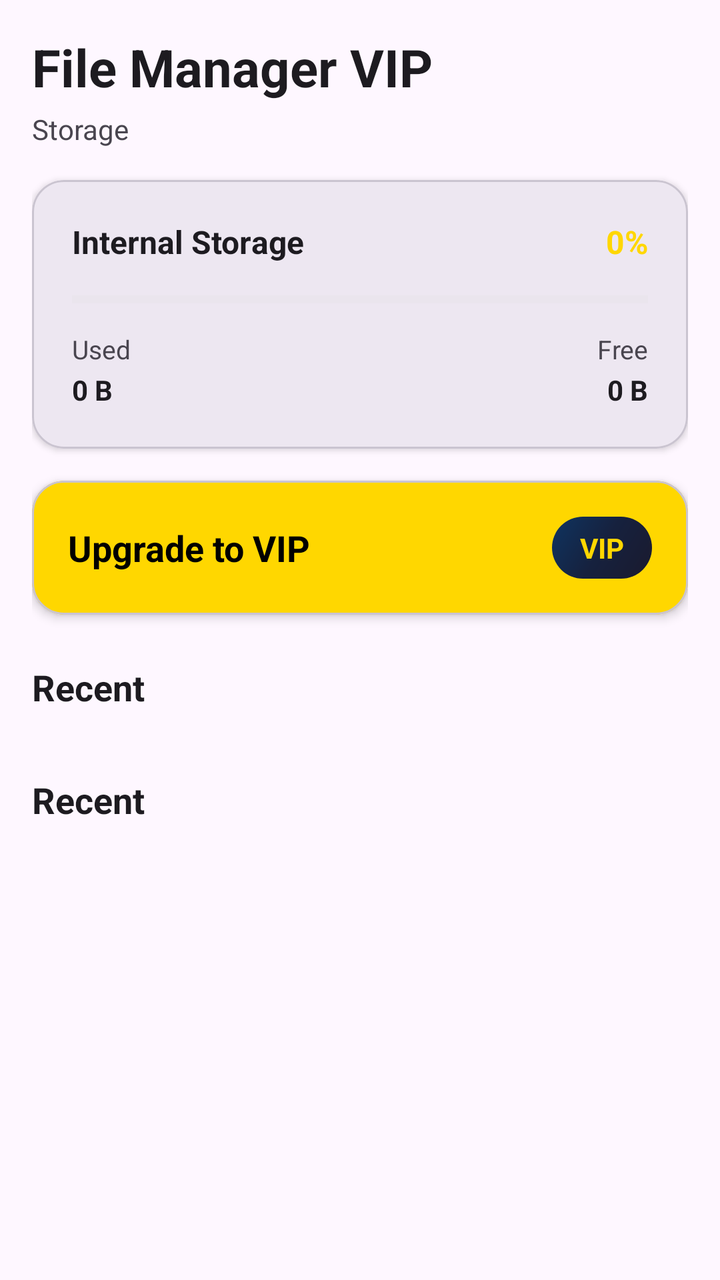
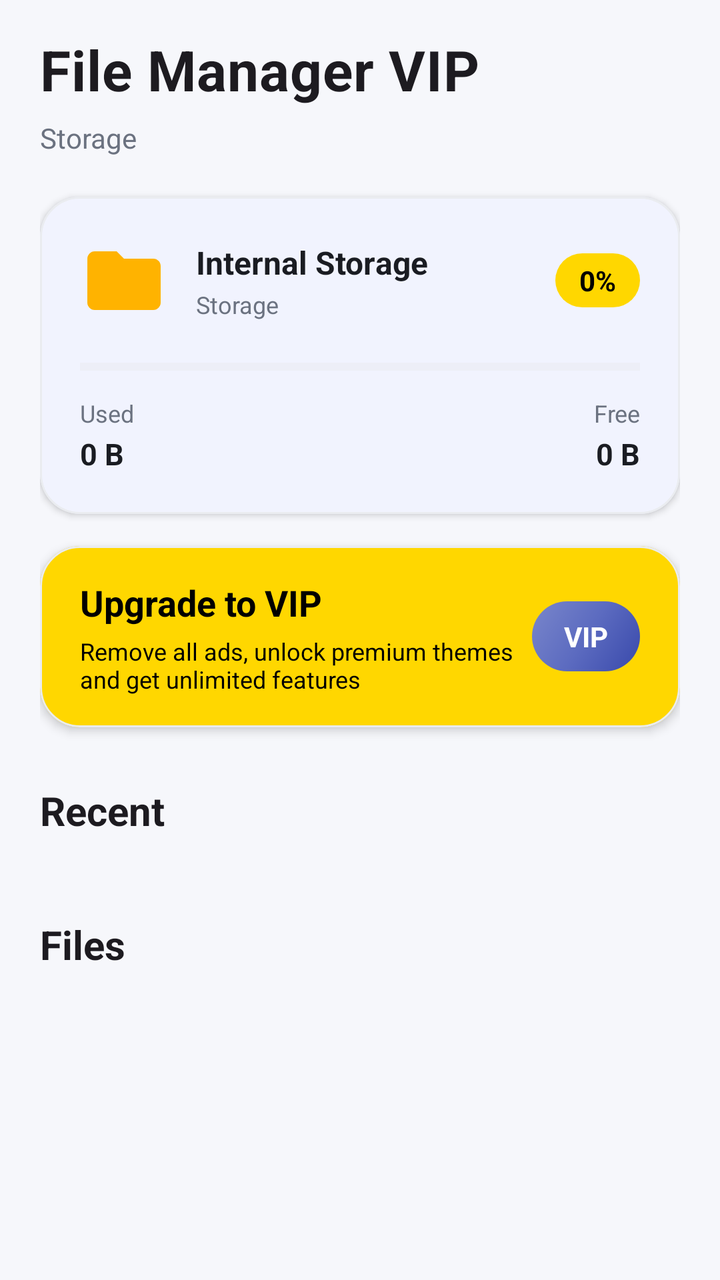

Compare the two renders of this Android layout. The source of the first and the diff that turns it into the second are given below.
<!-- AndroidManifest.xml: application theme Theme.FileManagerVIP -->
<!-- res/layout/fragment_home.xml -->
<?xml version="1.0" encoding="utf-8"?>
<androidx.coordinatorlayout.widget.CoordinatorLayout
    xmlns:android="http://schemas.android.com/apk/res/android"
    xmlns:app="http://schemas.android.com/apk/res-auto"
    android:layout_width="match_parent"
    android:layout_height="match_parent"
    android:background="?android:attr/colorBackground">

    <androidx.core.widget.NestedScrollView
        android:layout_width="match_parent"
        android:layout_height="match_parent"
        android:fillViewport="true">

        <LinearLayout
            android:layout_width="match_parent"
            android:layout_height="wrap_content"
            android:orientation="vertical"
            android:padding="16dp">

            <TextView
                android:id="@+id/txt_greeting"
                android:layout_width="match_parent"
                android:layout_height="wrap_content"
                android:text="@string/app_name"
                android:textColor="?attr/colorOnBackground"
                android:textSize="26sp"
                android:textStyle="bold" />

            <TextView
                android:layout_width="match_parent"
                android:layout_height="wrap_content"
                android:layout_marginTop="4dp"
                android:text="@string/storage"
                android:textColor="?attr/colorOnSurfaceVariant"
                android:textSize="14sp" />

            
            <com.google.android.material.card.MaterialCardView
                android:layout_width="match_parent"
                android:layout_height="wrap_content"
                android:layout_marginTop="16dp"
                app:cardBackgroundColor="?attr/colorSurface"
                app:cardCornerRadius="16dp"
                app:cardElevation="2dp">

                <LinearLayout
                    android:layout_width="match_parent"
                    android:layout_height="wrap_content"
                    android:orientation="vertical"
                    android:padding="20dp">

                    <LinearLayout
                        android:layout_width="match_parent"
                        android:layout_height="wrap_content"
                        android:orientation="horizontal">

                        <TextView
                            android:layout_width="0dp"
                            android:layout_height="wrap_content"
                            android:layout_weight="1"
                            android:text="@string/internal_storage"
                            android:textColor="?attr/colorOnSurface"
                            android:textSize="16sp"
                            android:textStyle="bold" />

                        <TextView
                            android:id="@+id/txt_storage_percent"
                            android:layout_width="wrap_content"
                            android:layout_height="wrap_content"
                            android:text="0%"
                            android:textColor="@color/vip_gold"
                            android:textSize="16sp"
                            android:textStyle="bold" />
                    </LinearLayout>

                    <ProgressBar
                        android:id="@+id/storage_progress"
                        style="?android:attr/progressBarStyleHorizontal"
                        android:layout_width="match_parent"
                        android:layout_height="8dp"
                        android:layout_marginTop="14dp"
                        android:max="100"
                        android:progress="0"
                        android:progressTint="@color/vip_gold"
                        android:progressBackgroundTint="@color/progress_bg" />

                    <LinearLayout
                        android:layout_width="match_parent"
                        android:layout_height="wrap_content"
                        android:layout_marginTop="12dp"
                        android:orientation="horizontal">

                        <TextView
                            android:layout_width="0dp"
                            android:layout_height="wrap_content"
                            android:layout_weight="1"
                            android:text="@string/used"
                            android:textColor="?attr/colorOnSurfaceVariant"
                            android:textSize="13sp" />

                        <TextView
                            android:layout_width="0dp"
                            android:layout_height="wrap_content"
                            android:layout_weight="1"
                            android:gravity="end"
                            android:text="@string/free"
                            android:textColor="?attr/colorOnSurfaceVariant"
                            android:textSize="13sp" />
                    </LinearLayout>

                    <LinearLayout
                        android:layout_width="match_parent"
                        android:layout_height="wrap_content"
                        android:layout_marginTop="2dp"
                        android:orientation="horizontal">

                        <TextView
                            android:id="@+id/txt_used"
                            android:layout_width="0dp"
                            android:layout_height="wrap_content"
                            android:layout_weight="1"
                            android:text="0 B"
                            android:textColor="?attr/colorOnSurface"
                            android:textSize="14sp"
                            android:textStyle="bold" />

                        <TextView
                            android:id="@+id/txt_free"
                            android:layout_width="0dp"
                            android:layout_height="wrap_content"
                            android:layout_weight="1"
                            android:gravity="end"
                            android:text="0 B"
                            android:textColor="?attr/colorOnSurface"
                            android:textSize="14sp"
                            android:textStyle="bold" />
                    </LinearLayout>
                </LinearLayout>
            </com.google.android.material.card.MaterialCardView>

            
            <com.google.android.material.card.MaterialCardView
                android:id="@+id/vip_banner"
                android:layout_width="match_parent"
                android:layout_height="wrap_content"
                android:layout_marginTop="16dp"
                android:clickable="true"
                android:focusable="true"
                app:cardBackgroundColor="@color/vip_gold"
                app:cardCornerRadius="16dp"
                app:cardElevation="3dp">

                <LinearLayout
                    android:layout_width="match_parent"
                    android:layout_height="wrap_content"
                    android:gravity="center_vertical"
                    android:orientation="horizontal"
                    android:padding="18dp">

                    <TextView
                        android:layout_width="0dp"
                        android:layout_height="wrap_content"
                        android:layout_weight="1"
                        android:text="@string/upgrade_vip"
                        android:textColor="@color/black"
                        android:textSize="18sp"
                        android:textStyle="bold" />

                    <TextView
                        android:layout_width="wrap_content"
                        android:layout_height="wrap_content"
                        android:background="@drawable/bg_vip_banner"
                        android:paddingStart="14dp"
                        android:paddingEnd="14dp"
                        android:paddingTop="6dp"
                        android:paddingBottom="6dp"
                        android:text="@string/vip"
                        android:textColor="@color/vip_gold"
                        android:textSize="14sp"
                        android:textStyle="bold" />
                </LinearLayout>
            </com.google.android.material.card.MaterialCardView>

            
            <TextView
                android:layout_width="match_parent"
                android:layout_height="wrap_content"
                android:layout_marginTop="24dp"
                android:text="@string/recent"
                android:textColor="?attr/colorOnBackground"
                android:textSize="18sp"
                android:textStyle="bold" />

            <androidx.recyclerview.widget.RecyclerView
                android:id="@+id/recycler_categories"
                android:layout_width="match_parent"
                android:layout_height="wrap_content"
                android:layout_marginTop="8dp"
                android:nestedScrollingEnabled="false"
                android:overScrollMode="never" />

            <TextView
                android:layout_width="match_parent"
                android:layout_height="wrap_content"
                android:layout_marginTop="24dp"
                android:text="@string/recent"
                android:textColor="?attr/colorOnBackground"
                android:textSize="18sp"
                android:textStyle="bold" />

            <androidx.recyclerview.widget.RecyclerView
                android:id="@+id/recycler_recent"
                android:layout_width="match_parent"
                android:layout_height="wrap_content"
                android:layout_marginTop="8dp"
                android:layout_marginBottom="24dp"
                android:nestedScrollingEnabled="false"
                android:overScrollMode="never" />
        </LinearLayout>
    </androidx.core.widget.NestedScrollView>
</androidx.coordinatorlayout.widget.CoordinatorLayout>
<!-- resources referenced by this layout -->
<resources>
  <color name="black">#000000</color>
  <color name="progress_bg">#E0E0E0</color>
  <color name="vip_gold">#FFD700</color>
  <!-- drawable bg_vip_banner (drawable) -->
  <?xml version="1.0" encoding="utf-8"?>
  <shape xmlns:android="http://schemas.android.com/apk/res/android" android:shape="rectangle">
      <gradient
          android:startColor="#1A1A2E"
          android:centerColor="#16213E"
          android:endColor="#0F3460"
          android:angle="135" />
      <corners android:radius="20dp" />
  </shape>
  <string name="app_name">File Manager VIP</string>
  <string name="free">Free</string>
  <string name="internal_storage">Internal Storage</string>
  <string name="recent">Recent</string>
  <string name="storage">Storage</string>
  <string name="upgrade_vip">Upgrade to VIP</string>
  <string name="used">Used</string>
  <string name="vip">VIP</string>
  <style name="Theme.FileManagerVIP" parent="Theme.Material3.DayNight.NoActionBar">
          <item name="colorPrimary">@color/vip_purple</item>
          <item name="colorOnPrimary">@color/white</item>
          <item name="colorSecondary">@color/gold</item>
          <item name="colorOnSecondary">@color/black</item>
          <item name="android:statusBarColor">@color/vip_black</item>
          <item name="android:navigationBarColor">@color/vip_black</item>
      </style>
  <color name="vip_purple">#16213E</color>
  <color name="white">#FFFFFF</color>
  <color name="gold">#FFD700</color>
  <color name="vip_black">#1A1A2E</color>
</resources>

<!-- the commit's change to res/layout/fragment_home.xml (unified diff, before → after) -->
@@ -9,13 +9,17 @@
     <androidx.core.widget.NestedScrollView
         android:layout_width="match_parent"
         android:layout_height="match_parent"
-        android:fillViewport="true">
+        android:fillViewport="true"
+        android:overScrollMode="never">
 
         <LinearLayout
             android:layout_width="match_parent"
             android:layout_height="wrap_content"
             android:orientation="vertical"
-            android:padding="16dp">
+            android:paddingStart="20dp"
+            android:paddingEnd="20dp"
+            android:paddingTop="16dp"
+            android:paddingBottom="32dp">
 
             <TextView
                 android:id="@+id/txt_greeting"
@@ -23,13 +27,14 @@
                 android:layout_height="wrap_content"
                 android:text="@string/app_name"
                 android:textColor="?attr/colorOnBackground"
-                android:textSize="26sp"
-                android:textStyle="bold" />
-
-            <TextView
-                android:layout_width="match_parent"
-                android:layout_height="wrap_content"
-                android:layout_marginTop="4dp"
+                android:textSize="28sp"
+                android:textStyle="bold"
+                android:letterSpacing="0.01" />
+
+            <TextView
+                android:layout_width="match_parent"
+                android:layout_height="wrap_content"
+                android:layout_marginTop="6dp"
                 android:text="@string/storage"
                 android:textColor="?attr/colorOnSurfaceVariant"
                 android:textSize="14sp" />
@@ -38,10 +43,12 @@
             <com.google.android.material.card.MaterialCardView
                 android:layout_width="match_parent"
                 android:layout_height="wrap_content"
-                android:layout_marginTop="16dp"
+                android:layout_marginTop="20dp"
                 app:cardBackgroundColor="?attr/colorSurface"
-                app:cardCornerRadius="16dp"
-                app:cardElevation="2dp">
+                app:cardCornerRadius="20dp"
+                app:cardElevation="2dp"
+                app:strokeColor="?attr/colorOutlineVariant"
+                app:strokeWidth="1dp">
 
                 <LinearLayout
                     android:layout_width="match_parent"
@@ -52,24 +59,52 @@
                     <LinearLayout
                         android:layout_width="match_parent"
                         android:layout_height="wrap_content"
+                        android:gravity="center_vertical"
                         android:orientation="horizontal">
 
-                        <TextView
-                            android:layout_width="0dp"
-                            android:layout_height="wrap_content"
-                            android:layout_weight="1"
-                            android:text="@string/internal_storage"
-                            android:textColor="?attr/colorOnSurface"
-                            android:textSize="16sp"
-                            android:textStyle="bold" />
+                        <com.google.android.material.imageview.ShapeableImageView
+                            android:layout_width="44dp"
+                            android:layout_height="44dp"
+                            android:src="@drawable/ic_folder"
+                            app:shapeAppearanceOverlay="@style/ShapeAppearance.Material3.Corner.Full"
+                            app:backgroundTint="@color/primary_light" />
+
+                        <LinearLayout
+                            android:layout_width="0dp"
+                            android:layout_height="wrap_content"
+                            android:layout_marginStart="14dp"
+                            android:layout_weight="1"
+                            android:orientation="vertical">
+
+                            <TextView
+                                android:layout_width="match_parent"
+                                android:layout_height="wrap_content"
+                                android:text="@string/internal_storage"
+                                android:textColor="?attr/colorOnSurface"
+                                android:textSize="16sp"
+                                android:textStyle="bold" />
+
+                            <TextView
+                                android:layout_width="match_parent"
+                                android:layout_height="wrap_content"
+                                android:layout_marginTop="2dp"
+                                android:text="@string/storage"
+                                android:textColor="?attr/colorOnSurfaceVariant"
+                                android:textSize="12sp" />
+                        </LinearLayout>
 
                         <TextView
                             android:id="@+id/txt_storage_percent"
                             android:layout_width="wrap_content"
                             android:layout_height="wrap_content"
+                            android:background="@drawable/bg_button_gold"
+                            android:paddingStart="12dp"
+                            android:paddingEnd="12dp"
+                            android:paddingTop="4dp"
+                            android:paddingBottom="4dp"
                             android:text="0%"
-                            android:textColor="@color/vip_gold"
-                            android:textSize="16sp"
+                            android:textColor="@color/black"
+                            android:textSize="14sp"
                             android:textStyle="bold" />
                     </LinearLayout>
 
@@ -77,11 +112,11 @@
                         android:id="@+id/storage_progress"
                         style="?android:attr/progressBarStyleHorizontal"
                         android:layout_width="match_parent"
-                        android:layout_height="8dp"
-                        android:layout_marginTop="14dp"
+                        android:layout_height="6dp"
+                        android:layout_marginTop="18dp"
                         android:max="100"
                         android:progress="0"
-                        android:progressTint="@color/vip_gold"
+                        android:progressTint="@color/primary"
                         android:progressBackgroundTint="@color/progress_bg" />
 
                     <LinearLayout
@@ -96,7 +131,7 @@
                             android:layout_weight="1"
                             android:text="@string/used"
                             android:textColor="?attr/colorOnSurfaceVariant"
-                            android:textSize="13sp" />
+                            android:textSize="12sp" />
 
                         <TextView
                             android:layout_width="0dp"
@@ -105,7 +140,7 @@
                             android:gravity="end"
                             android:text="@string/free"
                             android:textColor="?attr/colorOnSurfaceVariant"
-                            android:textSize="13sp" />
+                            android:textSize="12sp" />
                     </LinearLayout>
 
                     <LinearLayout
@@ -121,7 +156,7 @@
                             android:layout_weight="1"
                             android:text="0 B"
                             android:textColor="?attr/colorOnSurface"
-                            android:textSize="14sp"
+                            android:textSize="15sp"
                             android:textStyle="bold" />
 
                         <TextView
@@ -132,7 +167,7 @@
                             android:gravity="end"
                             android:text="0 B"
                             android:textColor="?attr/colorOnSurface"
-                            android:textSize="14sp"
+                            android:textSize="15sp"
                             android:textStyle="bold" />
                     </LinearLayout>
                 </LinearLayout>
@@ -146,8 +181,8 @@
                 android:layout_marginTop="16dp"
                 android:clickable="true"
                 android:focusable="true"
-                app:cardBackgroundColor="@color/vip_gold"
-                app:cardCornerRadius="16dp"
+                app:cardBackgroundColor="@color/brand_gold"
+                app:cardCornerRadius="20dp"
                 app:cardElevation="3dp">
 
                 <LinearLayout
@@ -155,27 +190,46 @@
                     android:layout_height="wrap_content"
                     android:gravity="center_vertical"
                     android:orientation="horizontal"
-                    android:padding="18dp">
-
-                    <TextView
+                    android:paddingStart="20dp"
+                    android:paddingEnd="20dp"
+                    android:paddingTop="16dp"
+                    android:paddingBottom="16dp">
+
+                    <LinearLayout
                         android:layout_width="0dp"
                         android:layout_height="wrap_content"
                         android:layout_weight="1"
-                        android:text="@string/upgrade_vip"
-                        android:textColor="@color/black"
-                        android:textSize="18sp"
-                        android:textStyle="bold" />
+                        android:orientation="vertical">
+
+                        <TextView
+                            android:layout_width="match_parent"
+                            android:layout_height="wrap_content"
+                            android:text="@string/upgrade_vip"
+                            android:textColor="@color/black"
+                            android:textSize="18sp"
+                            android:textStyle="bold" />
+
+                        <TextView
+                            android:layout_width="match_parent"
+                            android:layout_height="wrap_content"
+                            android:layout_marginTop="4dp"
+                            android:text="@string/vip_desc"
+                            android:textColor="@color/black"
+                            android:textSize="12sp"
+                            android:maxLines="2"
+                            android:ellipsize="end" />
+                    </LinearLayout>
 
                     <TextView
                         android:layout_width="wrap_content"
                         android:layout_height="wrap_content"
                         android:background="@drawable/bg_vip_banner"
-                        android:paddingStart="14dp"
-                        android:paddingEnd="14dp"
-                        android:paddingTop="6dp"
-                        android:paddingBottom="6dp"
+                        android:paddingStart="16dp"
+                        android:paddingEnd="16dp"
+                        android:paddingTop="8dp"
+                        android:paddingBottom="8dp"
                         android:text="@string/vip"
-                        android:textColor="@color/vip_gold"
+                        android:textColor="@color/white"
                         android:textSize="14sp"
                         android:textStyle="bold" />
                 </LinearLayout>
@@ -185,34 +239,34 @@
             <TextView
                 android:layout_width="match_parent"
                 android:layout_height="wrap_content"
-                android:layout_marginTop="24dp"
+                android:layout_marginTop="28dp"
                 android:text="@string/recent"
                 android:textColor="?attr/colorOnBackground"
-                android:textSize="18sp"
+                android:textSize="20sp"
                 android:textStyle="bold" />
 
             <androidx.recyclerview.widget.RecyclerView
                 android:id="@+id/recycler_categories"
                 android:layout_width="match_parent"
                 android:layout_height="wrap_content"
-                android:layout_marginTop="8dp"
+                android:layout_marginTop="12dp"
                 android:nestedScrollingEnabled="false"
                 android:overScrollMode="never" />
 
             <TextView
                 android:layout_width="match_parent"
                 android:layout_height="wrap_content"
-                android:layout_marginTop="24dp"
-                android:text="@string/recent"
+                android:layout_marginTop="28dp"
+                android:text="@string/files"
                 android:textColor="?attr/colorOnBackground"
-                android:textSize="18sp"
+                android:textSize="20sp"
                 android:textStyle="bold" />
 
             <androidx.recyclerview.widget.RecyclerView
                 android:id="@+id/recycler_recent"
                 android:layout_width="match_parent"
                 android:layout_height="wrap_content"
-                android:layout_marginTop="8dp"
+                android:layout_marginTop="12dp"
                 android:layout_marginBottom="24dp"
                 android:nestedScrollingEnabled="false"
                 android:overScrollMode="never" />
<!-- resource entries referenced after the edit -->
@@ -1,19 +1,33 @@
 <!-- resources referenced by this layout -->
 <resources>
   <color name="black">#000000</color>
+  <color name="brand_gold">#FFD700</color>
+  <color name="primary">#3D5AFE</color>
+  <color name="primary_light">#B2C0FF</color>
   <color name="progress_bg">#E0E0E0</color>
-  <color name="vip_gold">#FFD700</color>
   <!-- drawable bg_vip_banner (drawable) -->
   <?xml version="1.0" encoding="utf-8"?>
   <shape xmlns:android="http://schemas.android.com/apk/res/android" android:shape="rectangle">
       <gradient
-          android:startColor="#1A1A2E"
-          android:centerColor="#16213E"
-          android:endColor="#0F3460"
+          android:startColor="#3949AB"
+          android:centerColor="#5C6BC0"
+          android:endColor="#7986CB"
           android:angle="135" />
       <corners android:radius="20dp" />
   </shape>
+  <!-- drawable ic_folder (drawable) -->
+  <?xml version="1.0" encoding="utf-8"?>
+  <vector xmlns:android="http://schemas.android.com/apk/res/android"
+      android:width="24dp"
+      android:height="24dp"
+      android:viewportWidth="24"
+      android:viewportHeight="24">
+      <path
+          android:fillColor="@color/cat_folder"
+          android:pathData="M10,4H4c-1.1,0 -1.99,0.9 -1.99,2L2,18c0,1.1 0.9,2 2,2h16c1.1,0 2,-0.9 2,-2V8c0,-1.1 -0.9,-2 -2,-2h-8l-2,-2z" />
+  </vector>
   <string name="app_name">File Manager VIP</string>
+  <string name="files">Files</string>
   <string name="free">Free</string>
   <string name="internal_storage">Internal Storage</string>
   <string name="recent">Recent</string>
@@ -21,17 +35,50 @@
   <string name="upgrade_vip">Upgrade to VIP</string>
   <string name="used">Used</string>
   <string name="vip">VIP</string>
-  <style name="Theme.FileManagerVIP" parent="Theme.Material3.DayNight.NoActionBar">
-          <item name="colorPrimary">@color/vip_purple</item>
-          <item name="colorOnPrimary">@color/white</item>
-          <item name="colorSecondary">@color/gold</item>
-          <item name="colorOnSecondary">@color/black</item>
-          <item name="android:statusBarColor">@color/vip_black</item>
-          <item name="android:navigationBarColor">@color/vip_black</item>
+  <string name="vip_desc">Remove all ads, unlock premium themes and get unlimited features</string>
+  <style name="Theme.FileManagerVIP" parent="Theme.Material3.Light.NoActionBar">
+          <item name="colorPrimary">@color/primary</item>
+          <item name="colorOnPrimary">@color/on_primary</item>
+          <item name="colorPrimaryContainer">@color/primary_light</item>
+          <item name="colorOnPrimaryContainer">@color/primary_dark</item>
+          <item name="colorSecondary">@color/secondary</item>
+          <item name="colorOnSecondary">@color/on_secondary</item>
+          <item name="colorSecondaryContainer">@color/secondary_light</item>
+          <item name="colorOnSecondaryContainer">@color/secondary_dark</item>
+          <item name="colorTertiary">@color/accent</item>
+          <item name="colorOnTertiary">@color/on_accent</item>
+          <item name="colorSurface">@color/surface_light</item>
+          <item name="colorOnSurface">@color/text_primary_light</item>
+          <item name="colorSurfaceVariant">@color/bg_light</item>
+          <item name="colorOnSurfaceVariant">@color/text_secondary_light</item>
+          <item name="colorOutline">@color/divider_light</item>
+          <item name="colorOutlineVariant">@color/divider_light</item>
+          <item name="android:colorBackground">@color/bg_light</item>
+          <item name="android:statusBarColor">@color/bg_light</item>
+          <item name="android:navigationBarColor">@color/surface_light</item>
+          <item name="android:windowLightStatusBar">true</item>
+          <item name="android:windowBackground">@color/bg_light</item>
       </style>
-  <color name="vip_purple">#16213E</color>
+  <color name="cat_folder">#FFB300</color>
+  <color name="on_primary">#FFFFFF</color>
+  <color name="primary_dark">#0031CA</color>
+  <color name="secondary">#651FFF</color>
+  <color name="on_secondary">#FFFFFF</color>
+  <color name="secondary_light">#C7B8FF</color>
+  <color name="secondary_dark">#3100B7</color>
+  <color name="accent">#00C853</color>
+  <color name="on_accent">#FFFFFF</color>
+  <color name="surface_light">#FFFFFF</color>
+  <color name="text_primary_light">#1A1C22</color>
+  <color name="bg_light">#F6F7FB</color>
+  <color name="text_secondary_light">#6B7280</color>
+  <color name="divider_light">#EAECF0</color>
   <color name="white">#FFFFFF</color>
-  <color name="gold">#FFD700</color>
-  <color name="vip_black">#1A1A2E</color>
+  <!-- drawable bg_button_gold (drawable) -->
+  <?xml version="1.0" encoding="utf-8"?>
+  <shape xmlns:android="http://schemas.android.com/apk/res/android" android:shape="rectangle">
+      <solid android:color="@color/brand_gold" />
+      <corners android:radius="28dp" />
+  </shape>
 </resources>
 
